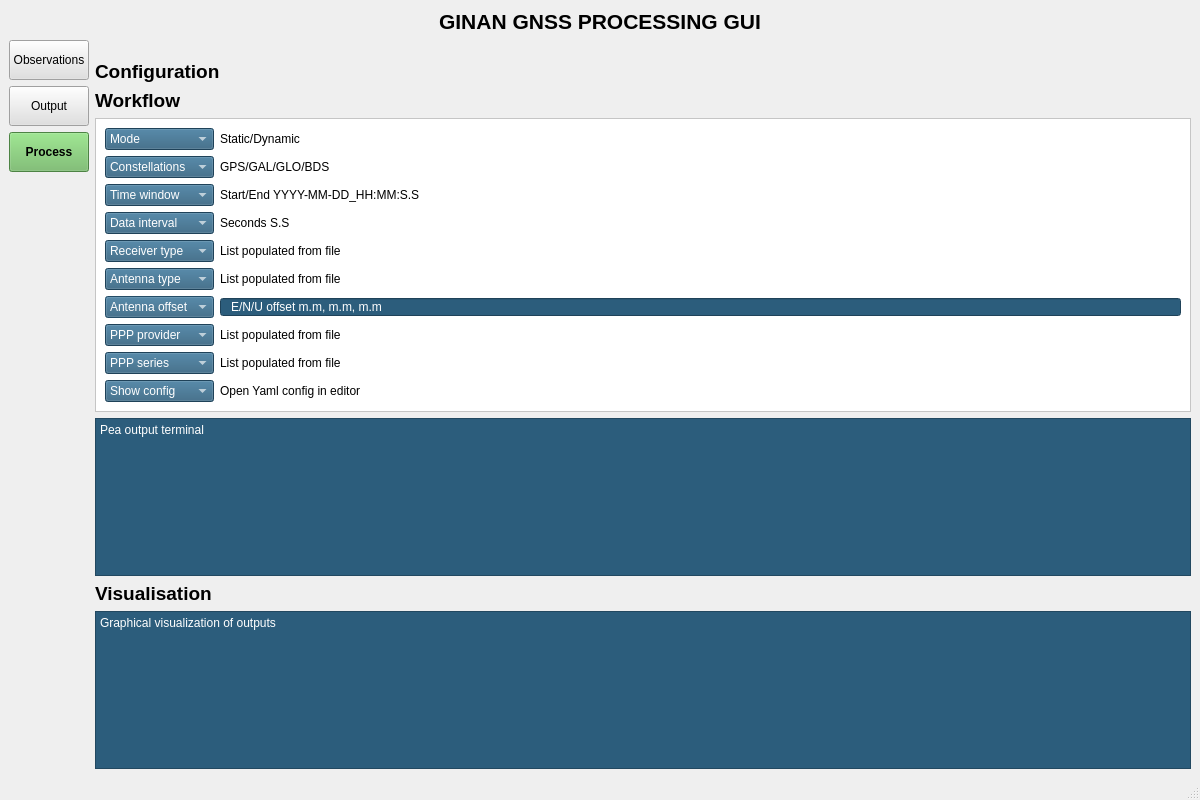
The window that app/views/main_window.ui (u7327620/Ginan-UI) describes before a commit, drawn with Qt 5.
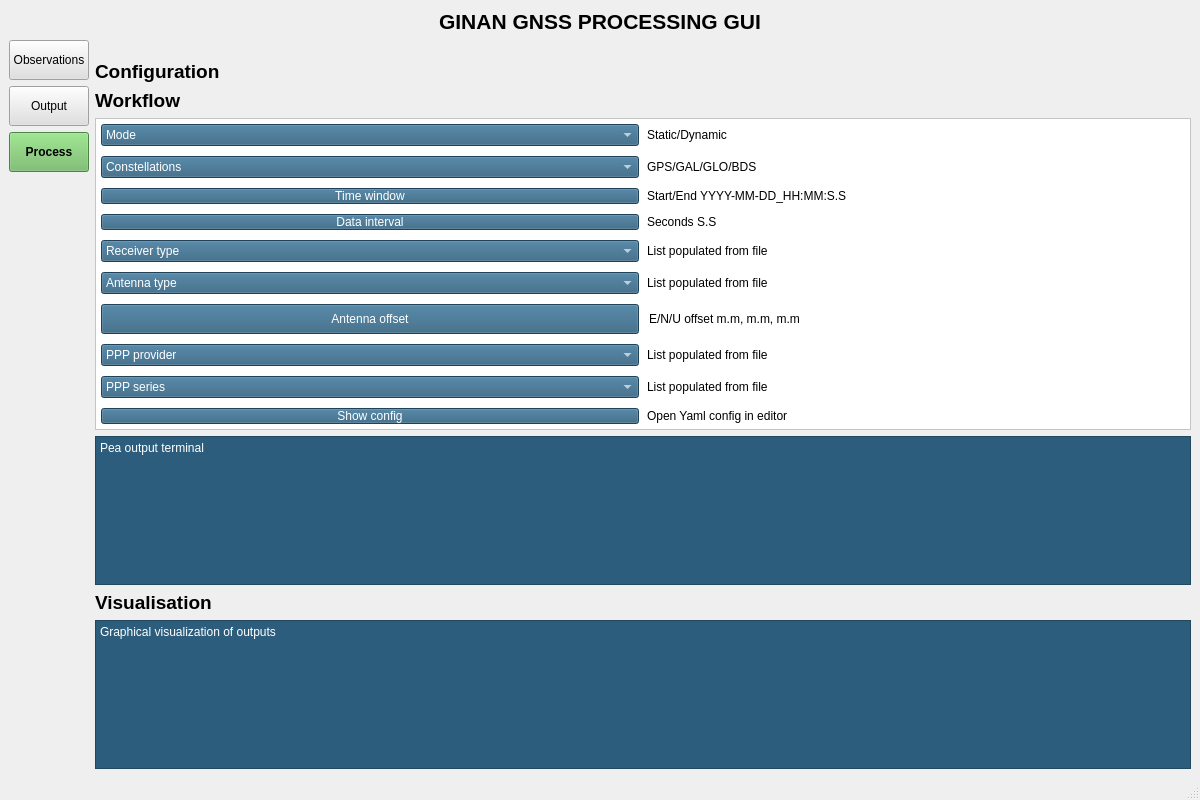
The same window after the commit.

Commit message: Improvement of time selection control and configuration button logic

The edit to the form file:
```diff
--- a/app/views/main_window.ui
+++ b/app/views/main_window.ui
@@ -99,7 +99,23 @@
           <property name="frameShadow"><enum>QFrame::Shadow::Raised</enum></property>
 
           <layout class="QGridLayout" name="configGridLayout">
+            <!-- Setting the spacing -->
+            <property name="verticalSpacing"><number>10</number></property>
+            <property name="horizontalSpacing"><number>8</number></property>
+            <property name="leftMargin">
+              <number>5</number>
+            </property>
+            <property name="topMargin">
+              <number>5</number>
+            </property>
+            <property name="rightMargin">
+              <number>5</number>
+            </property>
+            <property name="bottomMargin">
+              <number>5</number>
+            </property>
 
+          
            <!-- row-0 : Mode -->
            <item row="0" column="0">
             <widget class="QComboBox" name="Mode">
@@ -120,18 +136,42 @@
 
            <!-- row-5 : Time window -->
            <item row="5" column="0">
-            <widget class="QComboBox" name="Time_window">
-             <property name="styleSheet"><string notr="true">background-color:#2c5d7c;color:white;</string></property>
-             <item><property name="text"><string>Time window</string></property></item>
+            <widget class="QPushButton" name="timeWindowButton">
+              <property name="sizePolicy">
+                <sizepolicy hsizetype="Expanding" vsizetype="Fixed">
+                  <horstretch>0</horstretch><verstretch>0</verstretch>
+                </sizepolicy>
+              </property>
+              <property name="styleSheet">
+                <string notr="true">
+                  background-color:#2c5d7c;
+                  color:white;
+                  padding:0px 8px;
+                  font:13pt "Segoe UI";
+                </string>
+              </property>
+              <property name="text"><string>Time window</string></property>
             </widget>
            </item>
            <item row="5" column="1"><widget class="QLabel" name="timeWindowValue"><property name="text"><string>Start/End YYYY-MM-DD_HH:MM:S.S</string></property></widget></item>
 
            <!-- row-6 : Data interval -->
            <item row="6" column="0">
-            <widget class="QComboBox" name="Data_interval">
-             <property name="styleSheet"><string notr="true">background-color:#2c5d7c;color:white;</string></property>
-             <item><property name="text"><string>Data interval</string></property></item>
+            <widget class="QPushButton" name="dataIntervalButton">
+              <property name="sizePolicy">
+                <sizepolicy hsizetype="Expanding" vsizetype="Fixed">
+                  <horstretch>0</horstretch><verstretch>0</verstretch>
+                </sizepolicy>
+              </property>
+              <property name="styleSheet">
+                <string notr="true">
+                  background-color:#2c5d7c;
+                  color:white;
+                  padding:0px 8px;
+                  font:13pt "Segoe UI";
+                </string>
+              </property>
+              <property name="text"><string>Data interval</string></property>
             </widget>
            </item>
            <item row="6" column="1"><widget class="QLabel" name="dataIntervalValue"><property name="text"><string>Seconds S.S</string></property></widget></item>
@@ -156,27 +196,41 @@
 
            <!-- row-14 : Antenna offset  -->
             <item row="14" column="0">
-            <widget class="QComboBox" name="Antenna_offset_title">
-                <property name="enabled"><bool>false</bool></property>
-                <property name="styleSheet"><string notr="true">background-color:#2c5d7c;color:white;</string></property>
-                <item><property name="text"><string>Antenna offset</string></property></item>
+            <widget class="QPushButton" name="antennaOffsetButton">
+              <property name="minimumSize">
+                <size><width>0</width><height>30</height></size>
+              </property>
+              <property name="sizePolicy">
+                <sizepolicy hsizetype="Expanding" vsizetype="Fixed">
+                  <horstretch>0</horstretch><verstretch>0</verstretch>
+                </sizepolicy>
+              </property>
+              <property name="styleSheet">
+                <string notr="true">
+                  background-color:#2c5d7c;
+                  color:white;
+                  padding:0px 8px;
+                  font:13pt "Segoe UI";
+                </string>
+              </property>
+              <property name="text">
+                <string>Antenna offset</string>
+              </property>
             </widget>
             </item>
-
             <item row="14" column="1">
             <!-- the right to show the result -->
             <widget class="QLineEdit" name="antennaOffsetValue">
                 <property name="readOnly"><bool>true</bool></property>
+              <!-- Remove borders and backgrounds -->
+              <property name="frame"><bool>false</bool></property>
+              <property name="styleSheet">
+                <string notr="true">
+                  background: transparent;
+                  border: none;
+                </string>
+              </property>
                 <property name="text"><string>E/N/U offset m.m, m.m, m.m</string></property>
-                <property name="styleSheet">
-                <string notr="true">
-                    background-color:#2c5d7c;
-                    color:white;
-                    padding:0px 8px;
-                    font:13pt "Segoe UI";
-                </string>
-                </property>
-                <!-- expand to fill the right column -->
                 <property name="sizePolicy">
                 <sizepolicy hsizetype="Expanding" vsizetype="Fixed">
                     <horstretch>0</horstretch><verstretch>0</verstretch>
@@ -205,9 +259,21 @@
 
            <!-- row-18 : Show config -->
            <item row="18" column="0">
-            <widget class="QComboBox" name="Show_config">
-             <property name="styleSheet"><string notr="true">background-color:#2c5d7c;color:white;</string></property>
-             <item><property name="text"><string>Show config</string></property></item>
+            <widget class="QPushButton" name="showConfigButton">
+              <property name="sizePolicy">
+                <sizepolicy hsizetype="Expanding" vsizetype="Fixed">
+                  <horstretch>0</horstretch><verstretch>0</verstretch>
+                </sizepolicy>
+              </property>
+              <property name="styleSheet">
+                <string notr="true">
+                  background-color:#2c5d7c;
+                  color:white;
+                  padding:0px 8px;
+                  font:13pt "Segoe UI";
+                </string>
+              </property>
+              <property name="text"><string>Show config</string></property>
             </widget>
            </item>
            <item row="18" column="1"><widget class="QLabel" name="showConfigValue"><property name="text"><string>Open Yaml config in editor</string></property></widget></item>
```
Left out of the diff: 9 changed lines with no effect on the pictures. Lines whose indentation alone changed are shown as unchanged. The commit also changes 1 other file.
